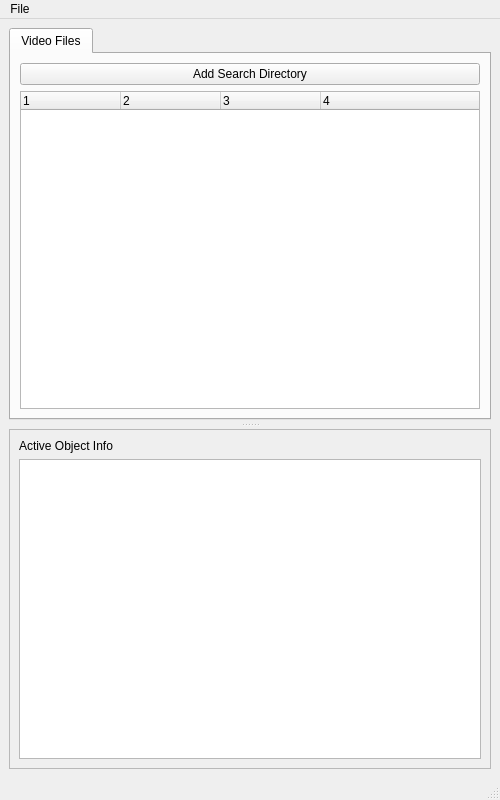
The window that GUI/MainObjectListsWindow/MainObjectListsWindow.ui (BrendonWatsonLab/PhoPyQtTimelinePlotter) describes before a commit, drawn with Qt 5.
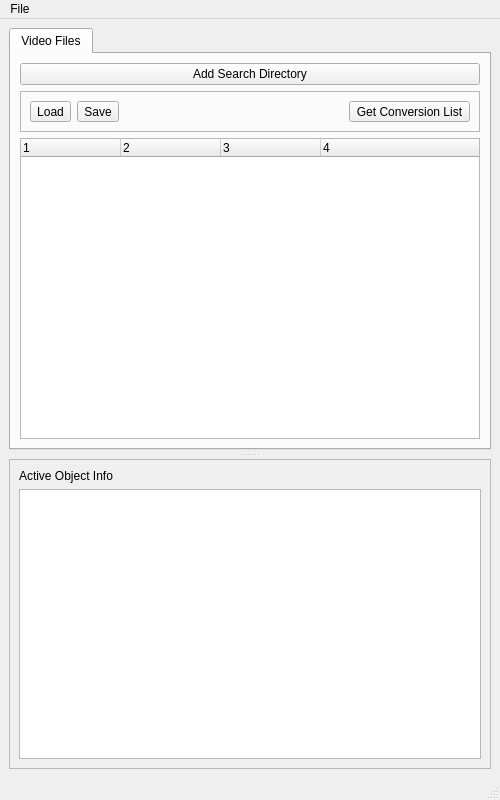
The same window after the commit.

What changed in the file:
```diff
--- a/GUI/MainObjectListsWindow/MainObjectListsWindow.ui
+++ b/GUI/MainObjectListsWindow/MainObjectListsWindow.ui
@@ -60,6 +60,62 @@
            </property>
           </widget>
          </item>
+         <item>
+          <widget class="QFrame" name="frame_2">
+           <property name="minimumSize">
+            <size>
+             <width>0</width>
+             <height>20</height>
+            </size>
+           </property>
+           <property name="frameShape">
+            <enum>QFrame::StyledPanel</enum>
+           </property>
+           <property name="frameShadow">
+            <enum>QFrame::Raised</enum>
+           </property>
+           <layout class="QHBoxLayout" name="horizontalLayout_2">
+            <item>
+             <layout class="QHBoxLayout" name="horizontalLayout">
+              <item>
+               <widget class="QToolButton" name="toolButton_Load">
+                <property name="text">
+                 <string>Load</string>
+                </property>
+               </widget>
+              </item>
+              <item>
+               <widget class="QToolButton" name="toolButton_SaveSelected">
+                <property name="text">
+                 <string>Save</string>
+                </property>
+               </widget>
+              </item>
+              <item>
+               <spacer name="horizontalSpacer">
+                <property name="orientation">
+                 <enum>Qt::Horizontal</enum>
+                </property>
+                <property name="sizeHint" stdset="0">
+                 <size>
+                  <width>40</width>
+                  <height>20</height>
+                 </size>
+                </property>
+               </spacer>
+              </item>
+              <item>
+               <widget class="QToolButton" name="toolButton_GetConversionList">
+                <property name="text">
+                 <string>Get Conversion List</string>
+                </property>
+               </widget>
+              </item>
+             </layout>
+            </item>
+           </layout>
+          </widget>
+         </item>
          <item>
           <widget class="QTreeWidget" name="treeWidget_VideoFiles">
            <property name="minimumSize">
```
Left out of the diff: 6 changed lines with no effect on the pictures.
